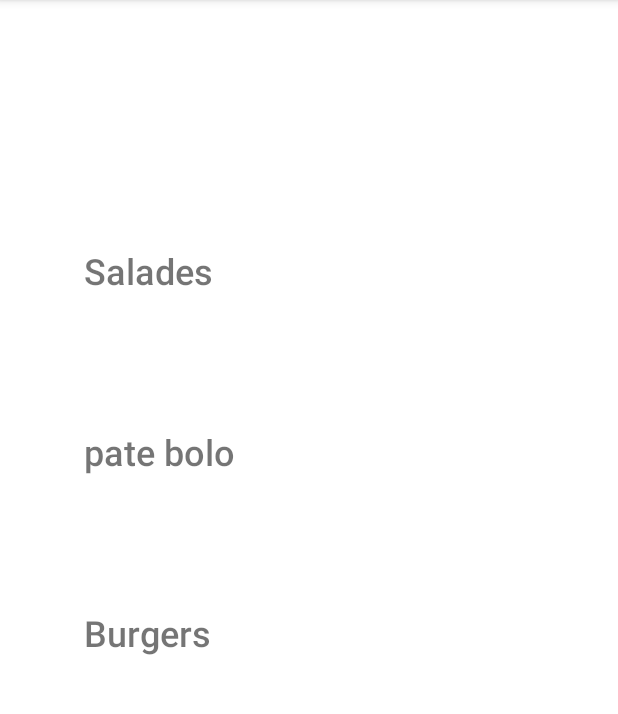
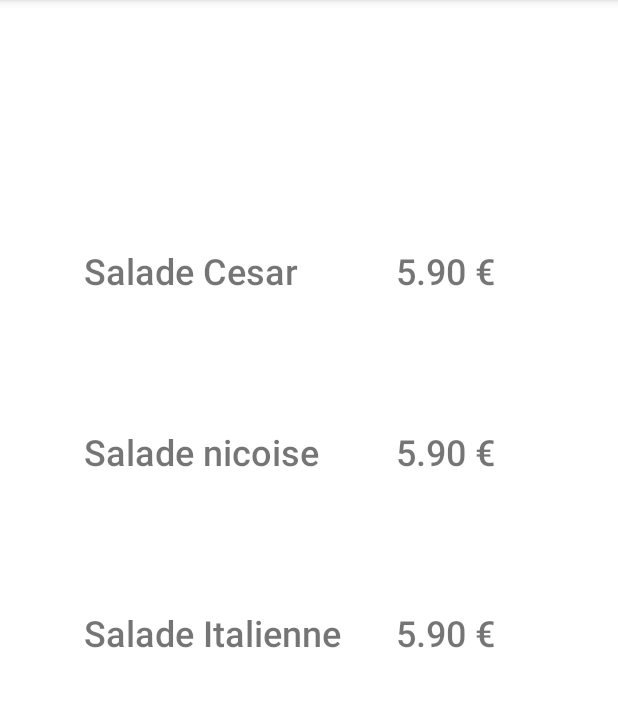
Before and after one commit to Eugeneconstant/FoodofEugene, an Android app: the CategoryActivity screen opened directly, with no data from a screen before it, on a phone screen of 412 x 824 dp, the part 84-798 px from its top. Run offline under Robolectric (Android 15) with nearby library versions, the phone set to English and light mode, and no system bars.

Commit message:
RecyclerView with price

```diff
--- a/app/src/main/java/fr/isen/eugene/foodofeugene/CategoryActivity.kt
+++ b/app/src/main/java/fr/isen/eugene/foodofeugene/CategoryActivity.kt
@@ -33,8 +33,11 @@ class CategoryActivity : AppCompatActivity() {
         super.onCreate(savedInstanceState)
         binding = ActivityCategoryBinding.inflate(layoutInflater)
         setContentView(binding.root)
+        val categoryName = intent.getStringExtra("categoryTitle")
+        binding.categoryTitle.text = categoryName
         binding.categoryList.layoutManager = LinearLayoutManager(this)
-        binding.categoryList.adapter = CategoryAdapter(listOf("Salades ", "pate bolo", "Burgers"))
-
+        binding.categoryList.adapter = CategoryAdapter(listOf("Salade Cesar ", "Salade nicoise", "Salade Italienne"))
+        binding.categoryListPrice.layoutManager = LinearLayoutManager(this)
+        binding.categoryListPrice.adapter = CategoryAdapter(listOf("5.90 €", "5.90 €", "5.90 €"))
     }
 }
--- a/app/src/main/java/fr/isen/eugene/foodofeugene/CategoryAdapter.kt
+++ b/app/src/main/java/fr/isen/eugene/foodofeugene/CategoryAdapter.kt
@@ -5,8 +5,10 @@ import android.view.LayoutInflater
 
 import android.view.View
 import android.view.ViewGroup
+import android.widget.ImageView
 import android.widget.TextView
 import androidx.recyclerview.widget.RecyclerView
+import fr.isen.eugene.foodofeugene.databinding.CellCategoryBinding
 
 
 class CategoryAdapter(val Categories: List<String>): RecyclerView.Adapter<CategoryAdapter.CategoryViewHolder>() {
@@ -14,9 +16,9 @@ class CategoryAdapter(val Categories: List<String>): RecyclerView.Adapter<Catego
             parent: ViewGroup,
             viewType: Int
     ): CategoryViewHolder {
-        val view = LayoutInflater.from(parent.context).inflate(R.layout.cell_category, parent, false)
+        val binding  = CellCategoryBinding.inflate(LayoutInflater.from(parent.context), parent, false)
 
-        return CategoryViewHolder(view)
+        return CategoryViewHolder(binding.root)
     }
 
 
@@ -30,5 +32,7 @@ class CategoryAdapter(val Categories: List<String>): RecyclerView.Adapter<Catego
 
     class CategoryViewHolder(view: View) : RecyclerView.ViewHolder(view) {
         val title: TextView = view.findViewById(R.id.cellCategoryTitle)
+        //val Image: ImageView = view.findViewById(R.id.cellCategoryImage)
+        val Price: TextView = view.findViewById(R.id.cellCategoryPrice)
     }
 }
--- a/app/src/main/java/fr/isen/eugene/foodofeugene/HomeActivity.kt
+++ b/app/src/main/java/fr/isen/eugene/foodofeugene/HomeActivity.kt
@@ -33,7 +33,6 @@ class HomeActivity : AppCompatActivity() {
         //Log.d("Home activity destroy", "destruction")
         val intent = Intent(this, CategoryActivity::class.java)
         intent.putExtra(CATEGORY_NAME, type)
-        intent.getStringExtra("category")
         startActivity(intent)
     }
     companion object {
--- a/app/src/main/res/layout/activity_category.xml
+++ b/app/src/main/res/layout/activity_category.xml
@@ -23,4 +23,13 @@
         android:text="@string/category"
         app:layout_constraintStart_toStartOf="parent"
         app:layout_constraintTop_toTopOf="parent" />
+
+    <androidx.recyclerview.widget.RecyclerView
+        android:id="@+id/categoryListPrice"
+        android:layout_width="296dp"
+        android:layout_height="520dp"
+        android:layout_marginStart="212dp"
+        android:layout_marginTop="76dp"
+        app:layout_constraintStart_toStartOf="parent"
+        app:layout_constraintTop_toTopOf="parent" />
 </androidx.constraintlayout.widget.ConstraintLayout>
--- a/app/src/main/res/layout/cell_category.xml
+++ b/app/src/main/res/layout/cell_category.xml
@@ -15,4 +15,16 @@
         android:textSize="24sp"
         app:layout_constraintStart_toStartOf="parent"
         app:layout_constraintTop_toTopOf="parent" />
+
+    <TextView
+        android:id="@+id/cellCategoryPrice"
+        android:layout_width="18dp"
+        android:layout_height="20dp"
+        android:layout_marginStart="332dp"
+        android:layout_marginTop="88dp"
+        android:fontFamily="sans-serif-condensed-light"
+        android:textSize="18sp"
+        app:layout_constraintStart_toStartOf="parent"
+        app:layout_constraintTop_toTopOf="parent" />
+
 </androidx.constraintlayout.widget.ConstraintLayout>
--- a/app/src/main/res/values/strings.xml
+++ b/app/src/main/res/values/strings.xml
@@ -10,4 +10,6 @@
     <string name="_5_90">5.90€</string>
     <string name="textview">TextView</string>
     <string name="todo">TODO</string>
+    <string name="image">TODO</string>
+    <string name="string_image">salade_cesar</string>
 </resources>
```
Also changed, not shown: app/src/main/AndroidManifest.xml (+7 -0 lines), app/src/main/java/fr/isen/eugene/foodofeugene/DetailActivity.kt (added, +11 -0 lines), app/src/main/res/layout/activity_detail.xml (added, +9 -0 lines).
